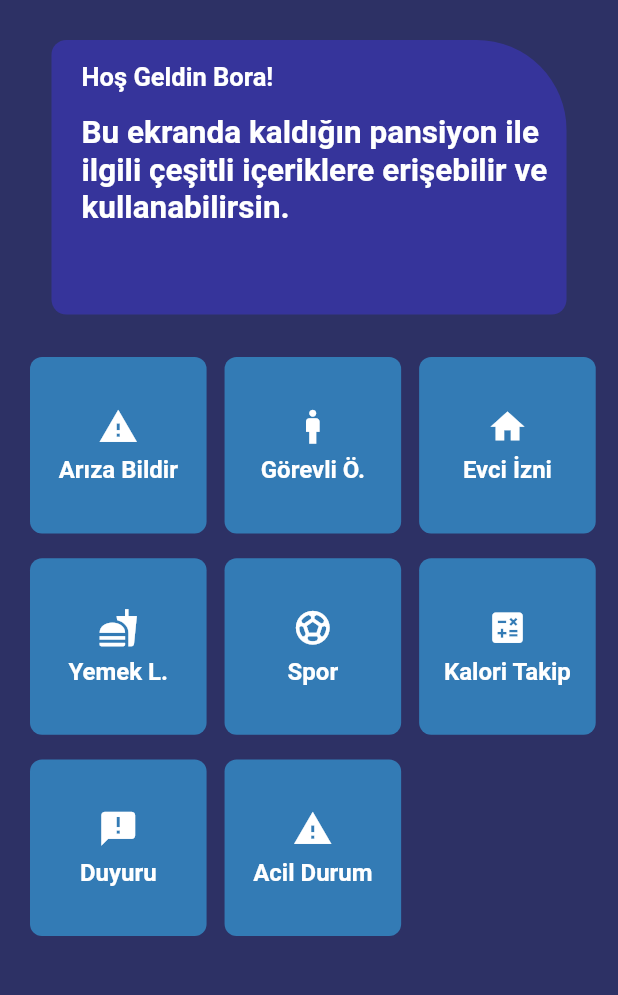
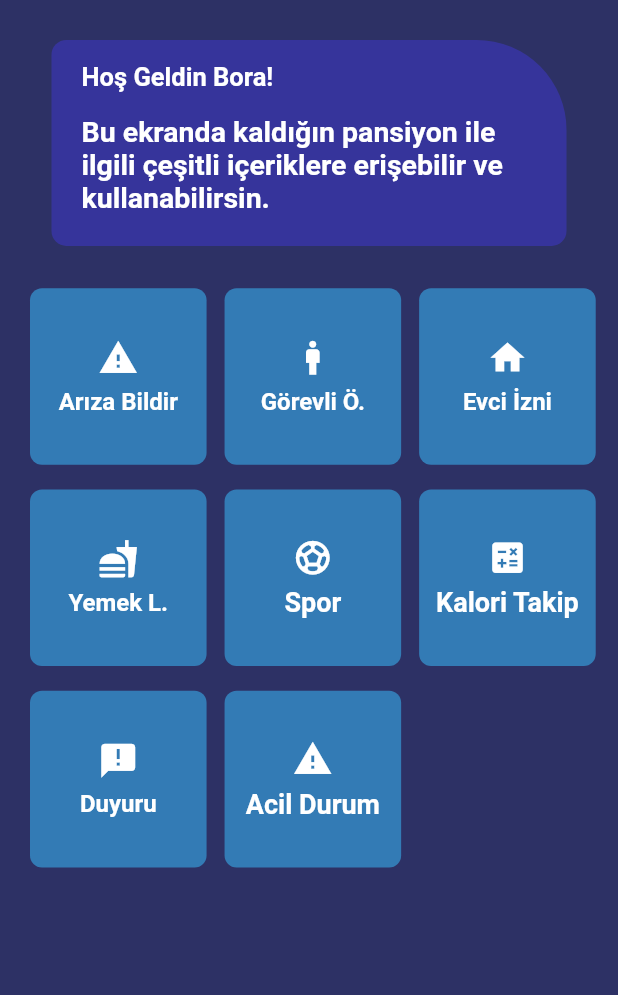
Before and after one commit to bora399/yurt_app, a Flutter app: the HomePage screen opened directly, on a phone screen of 412 x 824 dp, the part 105-1100 px from its top. Run offline on Flutter 3.47's test engine with Material 2 defaults, Android fonts, the phone set to English and light mode, and no system bars; our stand-ins replace shared_preferences; accounts and stored records are empty.

Commit message:
button widget and new pages created

```diff
--- a/lib/main.dart
+++ b/lib/main.dart
@@ -1,6 +1,5 @@
 import 'package:flutter/material.dart';
 import 'package:yurt_app/pages/firstpage.dart';
-import 'package:yurt_app/pages/loginpage.dart';
 
 void main() {
   runApp(const OrganizationApp());
--- a/lib/pages/homepage.dart
+++ /dev/null
@@ -1,276 +0,0 @@
-import 'package:flutter/material.dart';
-import 'package:yurt_app/utils/constants.dart';
-import 'package:yurt_app/utils/widget_funcs.dart';
-
-class HomePage extends StatelessWidget {
-  const HomePage({super.key});
-
-  @override
-  Widget build(BuildContext context) {
-    final Size size = MediaQuery.of(context).size;
-
-    return SafeArea(
-      child:Scaffold(
-        backgroundColor:const Color.fromARGB(255, 45, 49, 101),
-        body:LayoutBuilder(builder:(BuildContext context, BoxConstraints constraints){
-          return SingleChildScrollView(
-            child:ConstrainedBox(
-              constraints:BoxConstraints(
-                minHeight: constraints.minHeight,
-              ),
-              child: Padding(
-                padding:const EdgeInsets.all(8.0),
-                child:Column(
-                  children: [
-                    addVerticalSpace(size.height/60),
-                    Row(
-                      mainAxisAlignment: MainAxisAlignment.spaceBetween,
-                      children: [
-                        Padding(
-                          padding: const EdgeInsets.only(left:12.0),
-                          child: Align(alignment:Alignment.topLeft,child:Text("Dijital Pansiyon",style:textThemeDefault.headline1!.copyWith(fontSize:25,color:colorWhite,fontWeight:FontWeight.w800))),
-                        ),
-                        Padding(
-                          padding: const EdgeInsets.only(right:12.0),
-                          child: Align(alignment:Alignment.topRight,
-                          child:Container(
-                            decoration:BoxDecoration(
-                              borderRadius:BorderRadius.circular(50.0),
-                              color:colorWhite,
-                            ),
-                            child: IconButton(
-                              onPressed:(){},
-                              icon:const Icon(Icons.person_rounded,)
-                            ),
-                          ),
-                          ),
-                        ),
-                      ],
-                    ),
-                    addVerticalSpace(size.width/60),
-                    Padding(
-                      padding:const EdgeInsets.all(20.0),
-                      child:Container(
-                        width:size.width/1.2,
-                        height:size.height/4.5,
-                        decoration: const BoxDecoration(
-                          color:Color.fromARGB(255, 54, 52, 155),
-                          borderRadius:BorderRadius.only(topRight:Radius.circular(60),topLeft:Radius.circular(10),bottomLeft:Radius.circular(10),bottomRight: Radius.circular(10))
-                        ),
-                        child:Column(
-                          crossAxisAlignment: CrossAxisAlignment.start,
-                          children: [
-                            Padding(
-                              padding: const EdgeInsets.only(left:20.0,top:15.0,right:10.0),
-                              child: Text("Hoş Geldin Bora!",style:textThemeDefault.bodyText1!.copyWith(fontSize:17)),
-                            ),
-                            Padding(
-                              padding: const EdgeInsets.only(left:20.0,top:15.0,right:10.0),
-                              child: Text("Bu ekranda kaldığın pansiyon ile ilgili çeşitli içeriklere erişebilir ve kullanabilirsin.",style:textThemeDefault.bodyText1!.copyWith(fontSize:21)),
-                            ),
-                          ],
-                        )
-                      ),
-                      ),
-                    addVerticalSpace(size.width/50),
-                    Row(
-                      children: [
-                        Padding(
-                      padding: const EdgeInsets.only(left:12.0),
-                      child: Align(
-                        alignment:Alignment.topLeft,
-                        child: Container(
-                          width:size.width/3.5,
-                          height:size.height/7,
-                          decoration: const BoxDecoration(
-                            color:Color.fromARGB(255, 51, 123, 181),
-                            borderRadius: BorderRadius.all(Radius.circular(8))
-                          ),
-                          child:Column(
-                            mainAxisAlignment: MainAxisAlignment.center,
-                            children: [
-                              const Icon(Icons.report_problem,color:Colors.white,size:27),
-                              addVerticalSpace(6),
-                              Text("Arıza Bildir",style:textThemeDefault.bodyText1!.copyWith(fontSize: 16))
-                            ],
-                          ),
-                        ),
-                      ),
-                    ),
-                    Padding(
-                      padding: const EdgeInsets.only(left:12.0),
-                      child: Align(
-                        alignment:Alignment.topLeft,
-                        child: Container(
-                          width:size.width/3.5,
-                          height:size.height/7,
-                          decoration: const BoxDecoration(
-                            color:Color.fromARGB(255, 51, 123, 181),
-                            borderRadius: BorderRadius.all(Radius.circular(8))
-                          ),
-                          child:Column(
-                            mainAxisAlignment: MainAxisAlignment.center,
-                            children: [
-                              const Icon(Icons.man,color:Colors.white,size:27),
-                              addVerticalSpace(6),
-                              Text("Görevli Ö.",style:textThemeDefault.bodyText1!.copyWith(fontSize: 16))
-                            ],
-                          ),
-                        ),
-                      ),
-                    ),
-                    Padding(
-                      padding: const EdgeInsets.only(left:12.0),
-                      child: Align(
-                        alignment:Alignment.topLeft,
-                        child: Container(
-                          width:size.width/3.5,
-                          height:size.height/7,
-                          decoration: const BoxDecoration(
-                            color:Color.fromARGB(255, 51, 123, 181),
-                            borderRadius: BorderRadius.all(Radius.circular(8))
-                          ),
-                          child:Column(
-                            mainAxisAlignment: MainAxisAlignment.center,
-                            children: [
-                              const Icon(Icons.home,color:Colors.white,size:27),
-                              addVerticalSpace(6),
-                              Text("Evci İzni",style:textThemeDefault.bodyText1!.copyWith(fontSize: 16))
-                            ],
-                          ),
-                        ),
-
-                      ),
-                    ),
-                      ],
-                    ),
-                    addVerticalSpace(size.height/50),
-                    Row(
-                      children: [
-                        Padding(
-                      padding: const EdgeInsets.only(left:12.0),
-                      child: Align(
-                        alignment:Alignment.topLeft,
-                        child: Container(
-                          width:size.width/3.5,
-                          height:size.height/7,
-                          decoration: const BoxDecoration(
-                            color:Color.fromARGB(255, 51, 123, 181),
-                            borderRadius: BorderRadius.all(Radius.circular(8))
-                          ),
-                          child:Column(
-                            mainAxisAlignment: MainAxisAlignment.center,
-                            children: [
-                              const Icon(Icons.fastfood,color:colorWhite,size:27),
-                              addVerticalSpace(6),
-                              Text("Yemek L.",style:textThemeDefault.bodyText1!.copyWith(fontSize: 16))
-                            ],
-                          ),
-                        ),
-                      ),
-                    ),
-                    Padding(
-                      padding: const EdgeInsets.only(left:12.0),
-                      child: Align(
-                        alignment:Alignment.topLeft,
-                        child: Container(
-                          width:size.width/3.5,
-                          height:size.height/7,
-                          decoration: const BoxDecoration(
-                            color:Color.fromARGB(255, 51, 123, 181),
-                            borderRadius: BorderRadius.all(Radius.circular(8))
-                          ),
-                          child:Column(
-                            mainAxisAlignment: MainAxisAlignment.center,
-                            children: [
-                              const Icon(Icons.sports_soccer,color:colorWhite,size:27),
-                              addVerticalSpace(6),
-                              Text("Spor",style:textThemeDefault.bodyText1!.copyWith(fontSize: 16))
-                            ],
-                          ),
-                        ),
-                      ),
-                    ),
-                    Padding(
-                      padding: const EdgeInsets.only(left:12.0),
-                      child: Align(
-                        alignment:Alignment.topLeft,
-                        child: Container(
-                          width:size.width/3.5,
-                          height:size.height/7,
-                          decoration: const BoxDecoration(
-                            color:Color.fromARGB(255, 51, 123, 181),
-                            borderRadius: BorderRadius.all(Radius.circular(8))
-                          ),
-                          child:Column(
-                            mainAxisAlignment: MainAxisAlignment.center,
-                            children: [
-                              const Icon(Icons.calculate,color:colorWhite,size:27),
-                              addVerticalSpace(6),
-                              Text("Kalori Takip",style:textThemeDefault.bodyText1!.copyWith(fontSize: 16))
-                            ],
-                          ),
-                        ),
-                      ),
-                    ),
-                      ],
-                    ),
-                    addVerticalSpace(size.height/50),
-                    Row(
-                      children: [
-                        Padding(
-                      padding: const EdgeInsets.only(left:12.0),
-                      child: Align(
-                        alignment:Alignment.topLeft,
-                        child: Container(
-                          width:size.width/3.5,
-                          height:size.height/7,
-                          decoration: const BoxDecoration(
-                            color:Color.fromARGB(255, 51, 123, 181),
-                            borderRadius: BorderRadius.all(Radius.circular(8))
-                          ),
-                          child:Column(
-                            mainAxisAlignment: MainAxisAlignment.center,
-                            children: [
-                              const Icon(Icons.announcement,color:colorWhite,size:27),
-                              addVerticalSpace(6),
-                              Text("Duyuru",style:textThemeDefault.bodyText1!.copyWith(fontSize: 16))
-                            ],
-                          ),
-                        ),
-                      ),
-                    ),
-                    Padding(
-                      padding: const EdgeInsets.only(left:12.0),
-                      child: Align(
-                        alignment:Alignment.topLeft,
-                        child: Container(
-                          width:size.width/3.5,
-                          height:size.height/7,
-                          decoration: const BoxDecoration(
-                            color:Color.fromARGB(255, 51, 123, 181),
-                            borderRadius: BorderRadius.all(Radius.circular(8))
-                          ),
-                          child:Column(
-                            mainAxisAlignment: MainAxisAlignment.center,
-                            children: [
-                              const Icon(Icons.warning,color:colorWhite,size:27),
-                              addVerticalSpace(6),
-                              Text("Acil Durum",style:textThemeDefault.bodyText1!.copyWith(fontSize: 16))
-                            ],
-                          ),
-                        ),
-                      ),
-                    ),
-                      ],
-                    ),
-                  ],
-                ),
-              ),
-            ),
-          );
-        })
-      ),
-    );
-  }
-}
--- /dev/null
+++ b/lib/pages/ogrencipage.dart
@@ -0,0 +1,108 @@
+import 'package:flutter/material.dart';
+import 'package:yurt_app/utils/constants.dart';
+import 'package:yurt_app/utils/widget_funcs.dart';
+import 'package:yurt_app/widgets/button.dart';
+
+class HomePage extends StatelessWidget {
+  const HomePage({super.key});
+
+  @override
+  Widget build(BuildContext context) {
+    final Size size = MediaQuery.of(context).size;
+
+    return SafeArea(
+      child:Scaffold(
+        backgroundColor:const Color.fromARGB(255, 45, 49, 101),
+        body:LayoutBuilder(builder:(BuildContext context, BoxConstraints constraints){
+          return SingleChildScrollView(
+            child:ConstrainedBox(
+              constraints:BoxConstraints(
+                minHeight: constraints.minHeight,
+              ),
+              child: Padding(
+                padding:const EdgeInsets.all(8.0),
+                child:Column(
+                  children: [
+                    addVerticalSpace(size.height/60),
+                    Row(
+                      mainAxisAlignment: MainAxisAlignment.spaceBetween,
+                      children: [
+                        Padding(
+                          padding: const EdgeInsets.only(left:12.0),
+                          child: Align(alignment:Alignment.topLeft,child:Text("Dijital Pansiyon",style:textThemeDefault.headline1!.copyWith(fontSize:25,color:colorWhite,fontWeight:FontWeight.w800))),
+                        ),
+                        Padding(
+                          padding: const EdgeInsets.only(right:12.0),
+                          child: Align(alignment:Alignment.topRight,
+                          child:Container(
+                            decoration:BoxDecoration(
+                              borderRadius:BorderRadius.circular(50.0),
+                              color:colorWhite,
+                            ),
+                            child: IconButton(
+                              onPressed:(){},
+                              icon:const Icon(Icons.person_rounded,)
+                            ),
+                          ),
+                          ),
+                        ),
+                      ],
+                    ),
+                    addVerticalSpace(size.width/60),
+                    Padding(
+                      padding:const EdgeInsets.all(20.0),
+                      child:Container(
+                        width:size.width/1.2,
+                        height:size.height/6,
+                        decoration: const BoxDecoration(
+                          color:Color.fromARGB(255, 54, 52, 155),
+                          borderRadius:BorderRadius.only(topRight:Radius.circular(60),topLeft:Radius.circular(10),bottomLeft:Radius.circular(10),bottomRight: Radius.circular(10))
+                        ),
+                        child:Column(
+                          crossAxisAlignment: CrossAxisAlignment.start,
+                          children: [
+                            Padding(
+                              padding: const EdgeInsets.only(left:20.0,top:15.0,right:10.0),
+                              child: Text("Hoş Geldin Bora!",style:textThemeDefault.bodyText1!.copyWith(fontSize:17)),
+                            ),
+                            Padding(
+                              padding: const EdgeInsets.only(left:20.0,top:15.0,right:10.0),
+                              child: Text("Bu ekranda kaldığın pansiyon ile ilgili çeşitli içeriklere erişebilir ve kullanabilirsin.",style:textThemeDefault.bodyText1!.copyWith(fontSize:19)),
+                            ),
+                          ],
+                        )
+                      ),
+                      ),
+                    addVerticalSpace(size.width/50),
+                    Row(
+                      children: [
+                    ButtonWidget(icon:Icons.report_problem,text:"Arıza Bildir",theme:textThemeDefault.bodyText1!.copyWith(fontSize:16)),
+                    ButtonWidget(icon:Icons.man,text:"Görevli Ö.",theme:textThemeDefault.bodyText1!.copyWith(fontSize:16)),
+                    ButtonWidget(icon:Icons.home,text:"Evci İzni",theme:textThemeDefault.bodyText1!.copyWith(fontSize:16)),
+                      ],
+                    ),
+                    addVerticalSpace(size.height/50),
+                    Row(
+                      children: [
+                    ButtonWidget(icon:Icons.fastfood,text:"Yemek L.",theme:textThemeDefault.bodyText1!.copyWith(fontSize:16)),
+                    ButtonWidget(icon:Icons.sports_soccer,text:"Spor",theme:textThemeDefault.bodyText1!.copyWith(fontSize:18)),
+                    ButtonWidget(icon:Icons.calculate,text:"Kalori Takip",theme:textThemeDefault.bodyText1!.copyWith(fontSize:18)),
+                      ],
+                    ),
+                    addVerticalSpace(size.height/50),
+                    Row(
+                      children: [
+                    ButtonWidget(icon:Icons.announcement,text:"Duyuru",theme:textThemeDefault.bodyText1!.copyWith(fontSize:16)),
+                    ButtonWidget(icon:Icons.warning,text:"Acil Durum",theme:textThemeDefault.bodyText1!.copyWith(fontSize:18)),
+                      ],
+                    ),
+                      ],
+                    ),
+                ),
+              ),
+            );
+        })
+      ),
+    );
+  }
+}
--- /dev/null
+++ b/lib/widgets/button.dart
@@ -0,0 +1,39 @@
+import 'package:flutter/material.dart';
+import 'package:yurt_app/utils/widget_funcs.dart';
+
+// ignore: must_be_immutable
+class ButtonWidget extends StatelessWidget {
+  String text;
+  IconData icon;
+  TextStyle theme;
+
+  ButtonWidget(
+      {Key? key, required this.text, required this.icon, required this.theme})
+      : super(key: key);
+
+  @override
+  Widget build(BuildContext context) {
+    Size size = MediaQuery.of(context).size;
+    return Padding(
+      padding: const EdgeInsets.only(left: 12.0),
+      child: Align(
+        alignment: Alignment.topLeft,
+        child: Container(
+          width: size.width / 3.5,
+          height: size.height / 7,
+          decoration: const BoxDecoration(
+              color: Color.fromARGB(255, 51, 123, 181),
+              borderRadius: BorderRadius.all(Radius.circular(8))),
+          child: Column(
+            mainAxisAlignment: MainAxisAlignment.center,
+            children: [
+              Icon(icon, color: Colors.white, size: 27),
+              addVerticalSpace(6),
+              Text(text, style: theme)
+            ],
+          ),
+        ),
+      ),
+    );
+  }
+}
```
Also changed, not shown: lib/pages/belletmenpage.dart (added, +36 -0 lines), lib/pages/firstpage.dart (+21 -19 lines), lib/pages/idarepage.dart (added, +36 -0 lines), lib/pages/loginpage.dart (+14 -12 lines), lib/widgets/first_page_button.dart (deleted).
